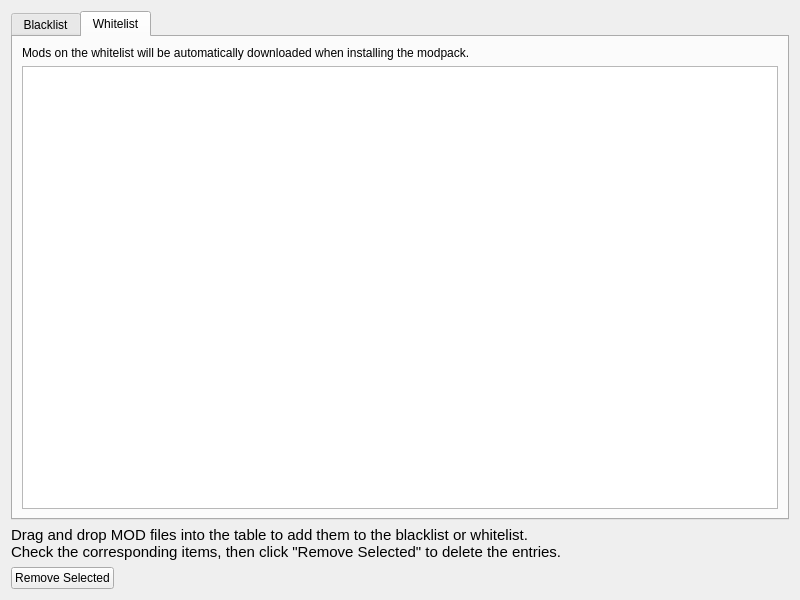
The window that launcher/ui/pages/global/modblacklistpage.ui (graytoowolf/MiniSkins) describes before a commit, drawn with Qt 5.
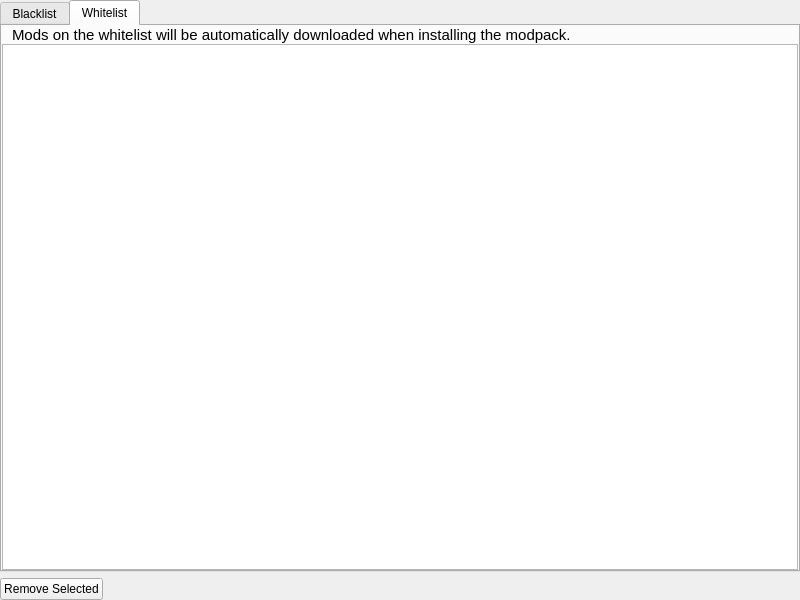
The same window after the commit. The open tabs and pages were chosen to show the change.

Commit message:
feat(ModBlacklistPage): 添加拖放提示标签并优化UI布局
在ModBlacklistPage中添加了拖放提示标签，当表格为空时显示提示信息。同时优化了UI布局，调整了表格和标签的样式，并增加了事件过滤器以动态更新提示标签的可见性。

What changed in the file:
```diff
--- a/launcher/ui/pages/global/modblacklistpage.ui
+++ b/launcher/ui/pages/global/modblacklistpage.ui
@@ -10,26 +10,75 @@
     <height>600</height>
    </rect>
   </property>
-  <layout class="QVBoxLayout" name="verticalLayout">
+  <layout class="QVBoxLayout" name="verticalLayout_4">
+   <property name="leftMargin">
+    <number>0</number>
+   </property>
+   <property name="topMargin">
+    <number>0</number>
+   </property>
+   <property name="rightMargin">
+    <number>0</number>
+   </property>
+   <property name="bottomMargin">
+    <number>0</number>
+   </property>
    <item>
     <widget class="QTabWidget" name="tabWidget">
+     <property name="enabled">
+      <bool>true</bool>
+     </property>
      <property name="currentIndex">
       <number>0</number>
      </property>
+     <property name="iconSize">
+      <size>
+       <width>16</width>
+       <height>16</height>
+      </size>
+     </property>
      <widget class="QWidget" name="blacklistTab">
       <attribute name="title">
        <string>Blacklist</string>
       </attribute>
       <layout class="QVBoxLayout" name="verticalLayout_3">
        <item>
-        <widget class="QLabel" name="blacklistInfoLabel">
-         <property name="text">
-          <string>Mods on the blacklist will be automatically disabled when installing the modpack.</string>
-         </property>
-        </widget>
-       </item>
-       <item>
-        <widget class="QTableWidget" name="blacklistTableWidget"/>
+        <layout class="QVBoxLayout" name="verticalLayout">
+         <item>
+          <widget class="QLabel" name="blacklistInfoLabel">
+           <property name="font">
+            <font>
+             <pointsize>11</pointsize>
+            </font>
+           </property>
+           <property name="text">
+            <string>Mods on the blacklist will be automatically disabled when installing the modpack.</string>
+           </property>
+           <property name="alignment">
+            <set>Qt::AlignLeading|Qt::AlignLeft|Qt::AlignVCenter</set>
+           </property>
+           <property name="margin">
+            <number>2</number>
+           </property>
+           <property name="indent">
+            <number>10</number>
+           </property>
+          </widget>
+         </item>
+         <item>
+          <widget class="QTableWidget" name="blacklistTableWidget">
+           <attribute name="horizontalHeaderMinimumSectionSize">
+            <number>25</number>
+           </attribute>
+           <attribute name="horizontalHeaderHighlightSections">
+            <bool>true</bool>
+           </attribute>
+           <attribute name="verticalHeaderMinimumSectionSize">
+            <number>25</number>
+           </attribute>
+          </widget>
+         </item>
+        </layout>
        </item>
       </layout>
      </widget>
@@ -38,42 +87,76 @@
        <string>Whitelist</string>
       </attribute>
       <layout class="QVBoxLayout" name="verticalLayout_2">
+       <property name="spacing">
+        <number>0</number>
+       </property>
+       <property name="leftMargin">
+        <number>0</number>
+       </property>
+       <property name="topMargin">
+        <number>0</number>
+       </property>
+       <property name="rightMargin">
+        <number>0</number>
+       </property>
+       <property name="bottomMargin">
+        <number>0</number>
+       </property>
        <item>
-        <widget class="QLabel" name="whitelistInfoLabel">
-         <property name="text">
-          <string>Mods on the whitelist will be automatically downloaded when installing the modpack.</string>
+        <layout class="QVBoxLayout" name="verticalLayout_5">
+         <property name="leftMargin">
+          <number>0</number>
          </property>
-        </widget>
-       </item>
-       <item>
-        <widget class="QTableWidget" name="whitelistTableWidget"/>
+         <property name="bottomMargin">
+          <number>0</number>
+         </property>
+         <item>
+          <widget class="QLabel" name="whitelistInfoLabel">
+           <property name="minimumSize">
+            <size>
+             <width>0</width>
+             <height>0</height>
+            </size>
+           </property>
+           <property name="sizeIncrement">
+            <size>
+             <width>0</width>
+             <height>0</height>
+            </size>
+           </property>
+           <property name="font">
+            <font>
+             <pointsize>11</pointsize>
+            </font>
+           </property>
+           <property name="text">
+            <string>Mods on the whitelist will be automatically downloaded when installing the modpack.</string>
+           </property>
+           <property name="alignment">
+            <set>Qt::AlignLeading|Qt::AlignLeft|Qt::AlignVCenter</set>
+           </property>
+           <property name="margin">
+            <number>2</number>
+           </property>
+           <property name="indent">
+            <number>10</number>
+           </property>
+          </widget>
+         </item>
+         <item>
+          <widget class="QTableWidget" name="whitelistTableWidget"/>
+         </item>
+        </layout>
        </item>
       </layout>
      </widget>
     </widget>
    </item>
-   <item>
-    <widget class="QLabel" name="dropHintLabel">
-     <property name="font">
-      <font>
-       <pointsize>11</pointsize>
-       <weight>50</weight>
-       <italic>false</italic>
-       <bold>false</bold>
-       <underline>false</underline>
-      </font>
-     </property>
-     <property name="text">
-      <string>Drag and drop MOD files into the table to add them to the blacklist or whitelist. 
-Check the corresponding items, then click &quot;Remove Selected&quot; to delete the entries.</string>
-     </property>
-     <property name="wordWrap">
-      <bool>true</bool>
-     </property>
-    </widget>
-   </item>
    <item>
     <layout class="QHBoxLayout" name="horizontalLayout">
+     <property name="spacing">
+      <number>0</number>
+     </property>
      <item>
       <widget class="QPushButton" name="removeButton">
        <property name="text">
```
Left out of the diff: 15 changed lines with no effect on the pictures. The commit also changes 2 other files.
